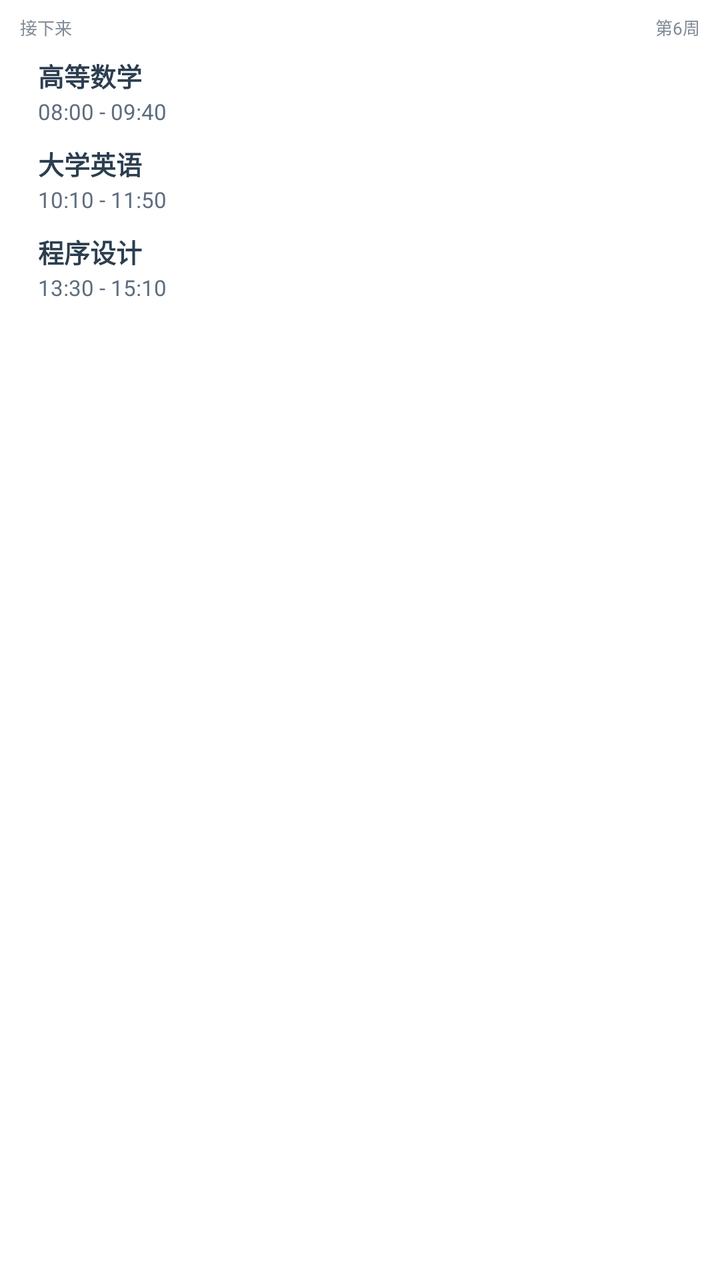
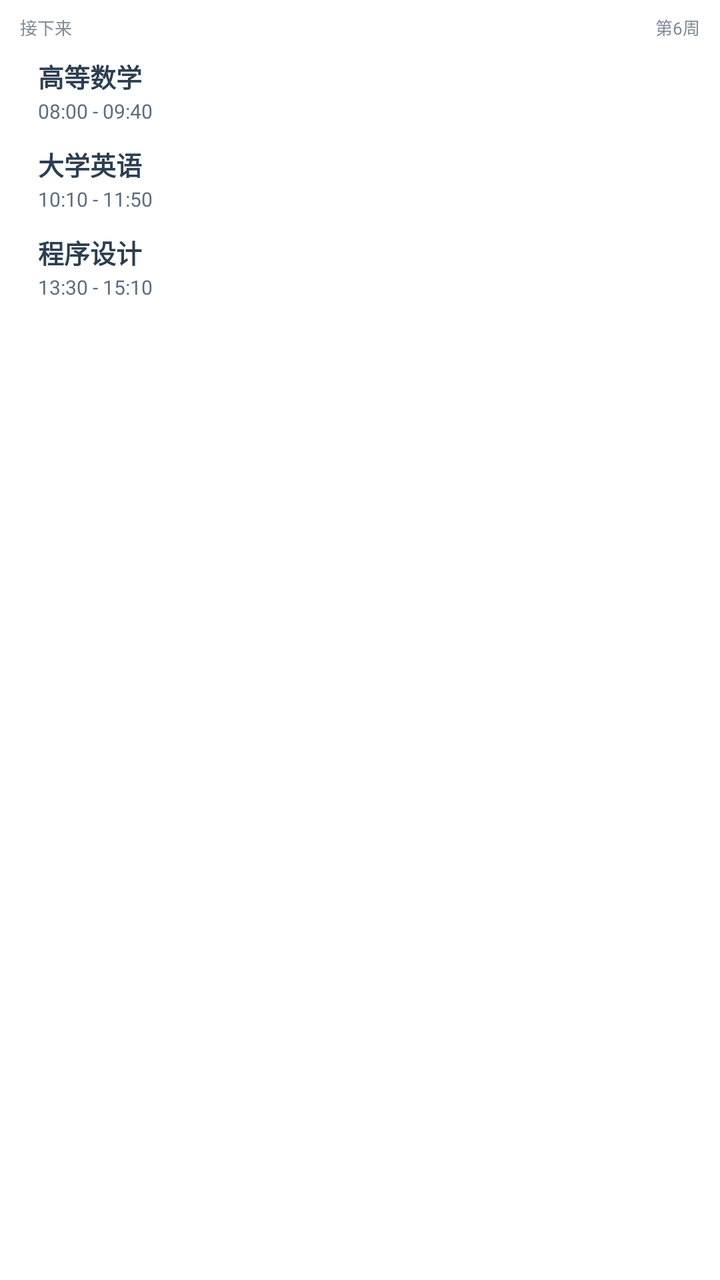

Two renders of the same Android screen: before a commit and after it. Below are the layout's source before the change and the commit's diff.
<!-- AndroidManifest.xml: fallback theme Theme.MaterialComponents.DayNight.NoActionBar -->
<!-- res/layout/widget_today_mini_list.xml -->
<?xml version="1.0" encoding="utf-8"?>
<FrameLayout xmlns:android="http://schemas.android.com/apk/res/android"
    android:id="@+id/widget_mini_root"
    android:layout_width="match_parent"
    android:layout_height="match_parent">

    <LinearLayout
        android:id="@+id/widget_mini_card"
        android:layout_width="match_parent"
        android:layout_height="match_parent"
        android:background="@drawable/widget_demo_card_bg"
        android:orientation="vertical"
        android:paddingLeft="10dp"
        android:paddingTop="7dp"
        android:paddingRight="10dp"
        android:paddingBottom="7dp">

        <LinearLayout
            android:id="@+id/widget_mini_header"
            android:layout_width="match_parent"
            android:layout_height="wrap_content"
            android:orientation="horizontal">

            <TextView
                android:id="@+id/widget_mini_heading"
                android:layout_width="0dp"
                android:layout_height="wrap_content"
                android:layout_weight="1"
                android:ellipsize="end"
                android:maxLines="1"
                android:text="接下来"
                android:textColor="@color/widget_couple_text_hint"
                android:textSize="8.5sp" />

            <TextView
                android:id="@+id/widget_mini_week"
                android:layout_width="wrap_content"
                android:layout_height="wrap_content"
                android:layout_marginStart="6dp"
                android:maxLines="1"
                android:text="第6周"
                android:textColor="@color/widget_couple_text_hint"
                android:textSize="8.5sp" />
        </LinearLayout>

        <FrameLayout
            android:layout_width="match_parent"
            android:layout_height="0dp"
            android:layout_weight="1">

            <LinearLayout
                android:id="@+id/widget_mini_rows"
                android:layout_width="match_parent"
                android:layout_height="wrap_content"
                android:layout_marginTop="3dp"
                android:orientation="vertical">

                <LinearLayout
                    android:id="@+id/widget_mini_row_1"
                    android:layout_width="match_parent"
                    android:layout_height="44dp"
                    android:orientation="horizontal"
                    android:paddingTop="5dp"
                    android:paddingBottom="4dp">

                    <ImageView
                        android:id="@+id/widget_mini_row_1_bar"
                        android:layout_width="3dp"
                        android:layout_height="match_parent"
                        android:layout_marginEnd="6dp"
                        android:contentDescription="@null"
                        android:scaleType="fitXY"
                        android:src="@drawable/widget_couple_indicator" />

                    <LinearLayout
                        android:layout_width="0dp"
                        android:layout_height="match_parent"
                        android:layout_weight="1"
                        android:gravity="center_vertical"
                        android:orientation="vertical">

                        <LinearLayout
                            android:layout_width="match_parent"
                            android:layout_height="wrap_content"
                            android:gravity="center_vertical"
                            android:orientation="horizontal">

                            <TextView
                                android:id="@+id/widget_mini_row_1_name"
                                android:layout_width="0dp"
                                android:layout_height="wrap_content"
                                android:layout_weight="1"
                                android:ellipsize="none"
                                android:maxLines="1"
                                android:text="高等数学"
                                android:textColor="@color/widget_couple_text_primary"
                                android:textSize="13sp"
                                android:textStyle="bold" />

                            <ImageView
                                android:id="@+id/widget_mini_row_1_weather_icon"
                                android:layout_width="12dp"
                                android:layout_height="12dp"
                                android:layout_marginStart="2dp"
                                android:contentDescription="@null"
                                android:visibility="gone" />

                            <TextView
                                android:id="@+id/widget_mini_row_1_weather_text"
                                android:layout_width="wrap_content"
                                android:layout_height="wrap_content"
                                android:layout_marginStart="1dp"
                                android:maxLines="1"
                                android:text="23°"
                                android:textColor="@color/widget_couple_text_secondary"
                                android:textSize="9.5sp"
                                android:textStyle="bold"
                                android:visibility="gone" />
                        </LinearLayout>

                        <TextView
                            android:id="@+id/widget_mini_row_1_time"
                            android:layout_width="match_parent"
                            android:layout_height="wrap_content"
                            android:layout_marginTop="1dp"
                            android:ellipsize="end"
                            android:maxLines="1"
                            android:text="08:00 - 09:40"
                            android:textColor="@color/widget_couple_text_secondary"
                            android:textSize="11sp" />
                    </LinearLayout>
                </LinearLayout>

                <LinearLayout
                    android:id="@+id/widget_mini_row_2"
                    android:layout_width="match_parent"
                    android:layout_height="44dp"
                    android:orientation="horizontal"
                    android:paddingTop="5dp"
                    android:paddingBottom="4dp">

                    <ImageView
                        android:id="@+id/widget_mini_row_2_bar"
                        android:layout_width="3dp"
                        android:layout_height="match_parent"
                        android:layout_marginEnd="6dp"
                        android:contentDescription="@null"
                        android:scaleType="fitXY"
                        android:src="@drawable/widget_couple_indicator" />

                    <LinearLayout
                        android:layout_width="0dp"
                        android:layout_height="match_parent"
                        android:layout_weight="1"
                        android:gravity="center_vertical"
                        android:orientation="vertical">

                        <LinearLayout
                            android:layout_width="match_parent"
                            android:layout_height="wrap_content"
                            android:gravity="center_vertical"
                            android:orientation="horizontal">

                            <TextView
                                android:id="@+id/widget_mini_row_2_name"
                                android:layout_width="0dp"
                                android:layout_height="wrap_content"
                                android:layout_weight="1"
                                android:ellipsize="none"
                                android:maxLines="1"
                                android:text="大学英语"
                                android:textColor="@color/widget_couple_text_primary"
                                android:textSize="13sp"
                                android:textStyle="bold" />

                            <ImageView
                                android:id="@+id/widget_mini_row_2_weather_icon"
                                android:layout_width="12dp"
                                android:layout_height="12dp"
                                android:layout_marginStart="2dp"
                                android:contentDescription="@null"
                                android:visibility="gone" />

                            <TextView
                                android:id="@+id/widget_mini_row_2_weather_text"
                                android:layout_width="wrap_content"
                                android:layout_height="wrap_content"
                                android:layout_marginStart="1dp"
                                android:maxLines="1"
                                android:text="23°"
                                android:textColor="@color/widget_couple_text_secondary"
                                android:textSize="9.5sp"
                                android:textStyle="bold"
                                android:visibility="gone" />
                        </LinearLayout>

                        <TextView
                            android:id="@+id/widget_mini_row_2_time"
                            android:layout_width="match_parent"
                            android:layout_height="wrap_content"
                            android:layout_marginTop="1dp"
                            android:ellipsize="end"
                            android:maxLines="1"
                            android:text="10:10 - 11:50"
                            android:textColor="@color/widget_couple_text_secondary"
                            android:textSize="11sp" />
                    </LinearLayout>
                </LinearLayout>

                <LinearLayout
                    android:id="@+id/widget_mini_row_3"
                    android:layout_width="match_parent"
                    android:layout_height="44dp"
                    android:orientation="horizontal"
                    android:paddingTop="5dp"
                    android:paddingBottom="4dp">

                    <ImageView
                        android:id="@+id/widget_mini_row_3_bar"
                        android:layout_width="3dp"
                        android:layout_height="match_parent"
                        android:layout_marginEnd="6dp"
                        android:contentDescription="@null"
                        android:scaleType="fitXY"
                        android:src="@drawable/widget_couple_indicator" />

                    <LinearLayout
                        android:layout_width="0dp"
                        android:layout_height="match_parent"
                        android:layout_weight="1"
                        android:gravity="center_vertical"
                        android:orientation="vertical">

                        <LinearLayout
                            android:layout_width="match_parent"
                            android:layout_height="wrap_content"
                            android:gravity="center_vertical"
                            android:orientation="horizontal">

                            <TextView
                                android:id="@+id/widget_mini_row_3_name"
                                android:layout_width="0dp"
                                android:layout_height="wrap_content"
                                android:layout_weight="1"
                                android:ellipsize="none"
                                android:maxLines="1"
                                android:text="程序设计"
                                android:textColor="@color/widget_couple_text_primary"
                                android:textSize="13sp"
                                android:textStyle="bold" />

                            <ImageView
                                android:id="@+id/widget_mini_row_3_weather_icon"
                                android:layout_width="12dp"
                                android:layout_height="12dp"
                                android:layout_marginStart="2dp"
                                android:contentDescription="@null"
                                android:visibility="gone" />

                            <TextView
                                android:id="@+id/widget_mini_row_3_weather_text"
                                android:layout_width="wrap_content"
                                android:layout_height="wrap_content"
                                android:layout_marginStart="1dp"
                                android:maxLines="1"
                                android:text="23°"
                                android:textColor="@color/widget_couple_text_secondary"
                                android:textSize="9.5sp"
                                android:textStyle="bold"
                                android:visibility="gone" />
                        </LinearLayout>

                        <TextView
                            android:id="@+id/widget_mini_row_3_time"
                            android:layout_width="match_parent"
                            android:layout_height="wrap_content"
                            android:layout_marginTop="1dp"
                            android:ellipsize="end"
                            android:maxLines="1"
                            android:text="13:30 - 15:10"
                            android:textColor="@color/widget_couple_text_secondary"
                            android:textSize="11sp" />
                    </LinearLayout>
                </LinearLayout>
            </LinearLayout>

            <TextView
                android:id="@+id/widget_mini_empty"
                android:layout_width="match_parent"
                android:layout_height="wrap_content"
                android:layout_gravity="center"
                android:gravity="center"
                android:maxLines="2"
                android:paddingLeft="2dp"
                android:paddingRight="2dp"
                android:text="🍵 今天没有课程"
                android:textColor="@color/widget_couple_text_hint"
                android:textSize="13.5sp"
                android:visibility="gone" />
        </FrameLayout>

        <TextView
            android:id="@+id/widget_mini_more"
            android:layout_width="match_parent"
            android:layout_height="wrap_content"
            android:layout_marginTop="5dp"
            android:ellipsize="end"
            android:gravity="center"
            android:maxLines="1"
            android:text="还有 2 节"
            android:textColor="@color/widget_couple_text_secondary"
            android:textSize="8.5sp"
            android:visibility="gone" />
    </LinearLayout>
</FrameLayout>
<!-- resources referenced by this layout -->
<resources>
  <color name="widget_couple_text_hint">#808B96</color>
  <color name="widget_couple_text_primary">#2C3E50</color>
  <color name="widget_couple_text_secondary">#5D6D7E</color>
  <!-- drawable widget_couple_indicator (drawable) -->
  <?xml version="1.0" encoding="utf-8"?>
  <shape xmlns:android="http://schemas.android.com/apk/res/android">
      <solid android:color="#FFFFFF" />
      <corners android:radius="10dp" />
      <size android:width="4dp" android:height="40dp" />
  </shape>
  <!-- drawable widget_demo_card_bg (drawable) -->
  <?xml version="1.0" encoding="utf-8"?>
  <shape xmlns:android="http://schemas.android.com/apk/res/android">
      <solid android:color="#FFFFFF" />
      <corners android:radius="18dp" />
  </shape>
</resources>

<!-- the commit's change to res/layout/widget_today_mini_list.xml (unified diff, before → after) -->
@@ -127,7 +127,7 @@
                             android:maxLines="1"
                             android:text="08:00 - 09:40"
                             android:textColor="@color/widget_couple_text_secondary"
-                            android:textSize="11sp" />
+                            android:textSize="10sp" />
                     </LinearLayout>
                 </LinearLayout>
 
@@ -203,7 +203,7 @@
                             android:maxLines="1"
                             android:text="10:10 - 11:50"
                             android:textColor="@color/widget_couple_text_secondary"
-                            android:textSize="11sp" />
+                            android:textSize="10sp" />
                     </LinearLayout>
                 </LinearLayout>
 
@@ -279,7 +279,7 @@
                             android:maxLines="1"
                             android:text="13:30 - 15:10"
                             android:textColor="@color/widget_couple_text_secondary"
-                            android:textSize="11sp" />
+                            android:textSize="10sp" />
                     </LinearLayout>
                 </LinearLayout>
             </LinearLayout>
